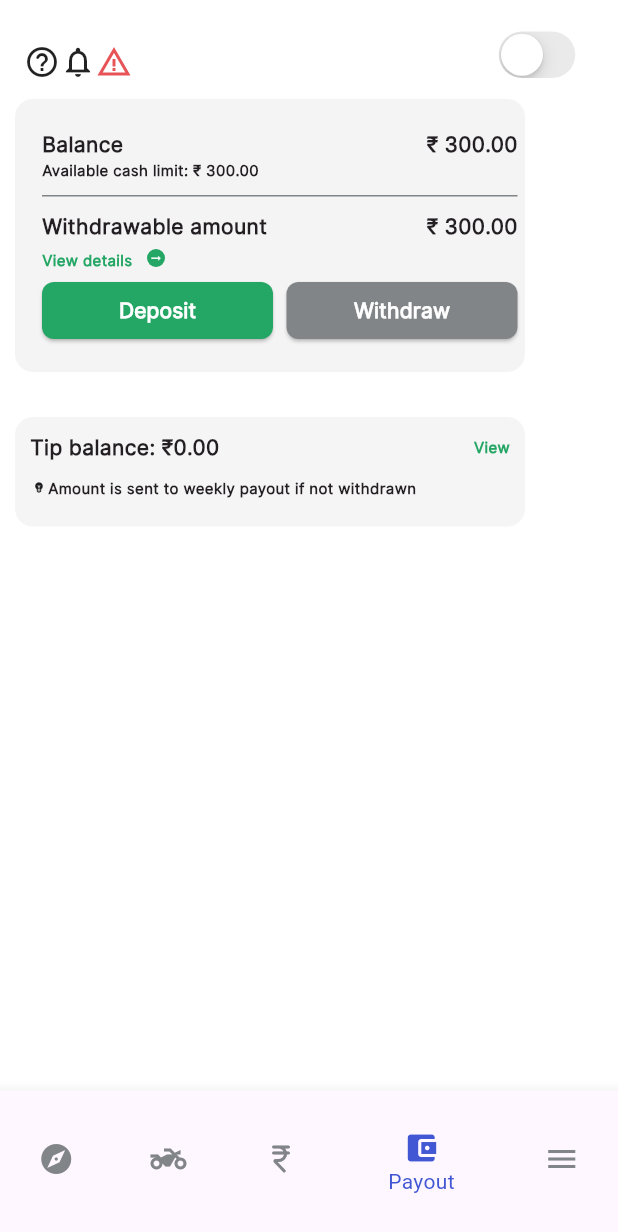
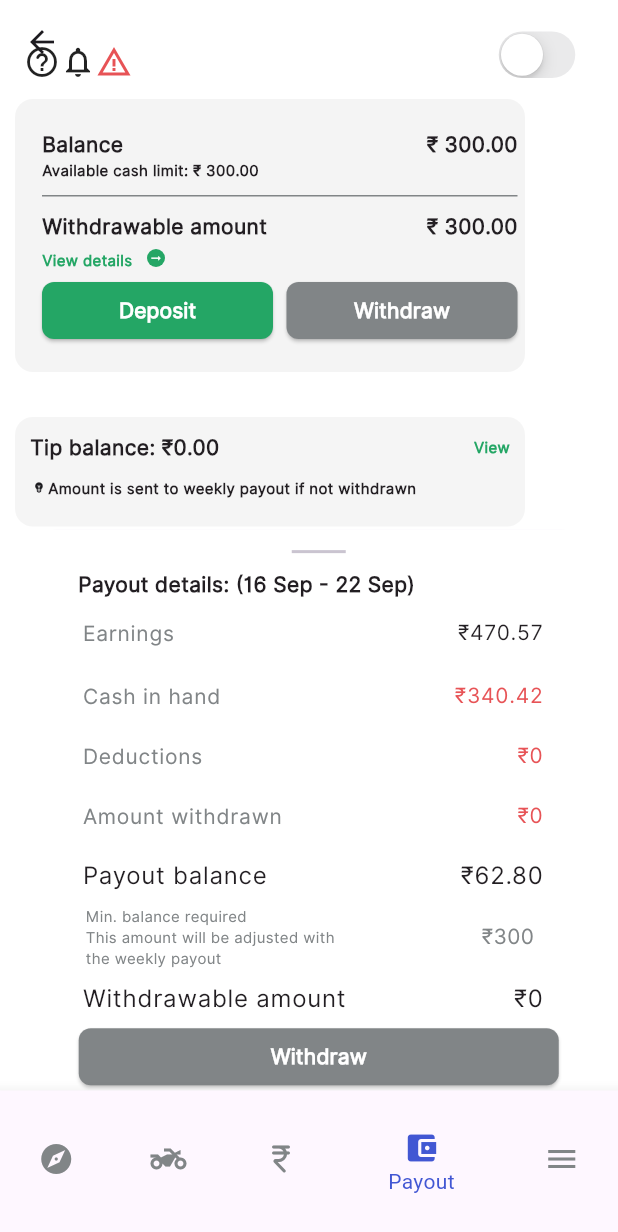
Before and after one commit to ansariZoya/Ezee_riders, a Flutter app: the screen it shows after launch, item 4 of the bottom bar chosen, after a tap on "Withdraw", on a phone screen of 412 x 824 dp. Shown: the top 1232 px of the screen. Run offline on Flutter 3.47's test engine with Material 3 defaults, Android fonts, the phone set to English and light mode, and no system bars; our stand-ins replace fl_chart, grouped_list, pinput, slide_to_act, smooth_page_indicator, timeline_tile.

Commit message:
Today's changes

```diff
--- a/lib/screens/payout.dart
+++ b/lib/screens/payout.dart
@@ -1,8 +1,26 @@
 import 'package:driver_app/commons/app_text_styles.dart';
+import 'package:driver_app/widgets/withdraw.dart';
 import 'package:flutter/material.dart';
-class PayOutScreen extends StatelessWidget {
+class PayOutScreen extends StatefulWidget {
   const PayOutScreen({super.key});
 
+  @override
+  State<PayOutScreen> createState() => _PayOutScreenState();
+}
+
+class _PayOutScreenState extends State<PayOutScreen> {
+  void _showwithdrawPage(BuildContext context){
+        showBottomSheet(context: context,
+        shape: const RoundedRectangleBorder(
+          borderRadius: BorderRadius.only(
+            topLeft: Radius.circular(12),
+            topRight:  Radius.circular(12),
+          )
+        ),
+        builder: (context){
+          return WithdrawPage();
+        });
+  }
   @override
   Widget build(BuildContext context) {
     return Scaffold(
@@ -95,7 +113,9 @@ class PayOutScreen extends StatelessWidget {
                                       borderRadius: BorderRadius.circular(8)
                                     )
                                   ),
-                                  onPressed: (){}, child: Text("Withdraw",
+                                  onPressed: (){
+                                    _showwithdrawPage(context);
+                                  }, child: Text("Withdraw",
                                 style: AppTextStyles.baseStyle2.copyWith(
                                   fontWeight: FontWeight.w600,
                                   color: const Color(0xFFFFFFFF)
--- /dev/null
+++ b/lib/widgets/withdraw.dart
@@ -0,0 +1,203 @@
+import 'package:driver_app/commons/app_text_styles.dart';
+import 'package:driver_app/widgets/select_option.dart';
+import 'package:flutter/material.dart';
+
+class WithdrawPage extends StatefulWidget {
+  const WithdrawPage({super.key});
+
+  @override
+  State<WithdrawPage> createState() => _WithdrawPageState();
+}
+
+class _WithdrawPageState extends State<WithdrawPage> {
+  void _selectOption(BuildContext context){
+    showBottomSheet(context: context,
+     shape: const RoundedRectangleBorder(
+          borderRadius: BorderRadius.only(
+            topLeft: Radius.circular(12),
+            topRight:  Radius.circular(12),
+          )
+        ),
+     builder: (context){
+      return const SelectOptionPage();
+     });
+  }
+  @override
+  Widget build(BuildContext context) {
+    return Container(
+      width: 360,
+      height: 374,
+      color: const Color(0xfffffffff),
+      child: Padding(
+        padding: const EdgeInsets.only(left: 13,top: 13),
+        child: Column(
+          children: [
+            const Center(
+              child: SizedBox(
+                height: 3.5,
+                width: 40,
+                child: Divider(
+                  thickness: 2,
+                  endIndent: 2,
+                  indent: 2,
+                ),
+              ),
+            ),
+            const SizedBox(
+              height: 10,
+            ),
+            Align(
+              alignment: Alignment.topLeft,
+              child: Padding(
+                padding: const EdgeInsets.only(left: 13),
+                child: Text(
+                  "Payout details: (16 Sep - 22 Sep)",
+                  style: AppTextStyles.baseStyle2.copyWith(
+                    color: const Color(0xFF221E22),
+                  ),
+                ),
+              ),
+            ),
+            ListTile(
+              visualDensity: const VisualDensity(vertical: -3),
+              title: Text(
+                "Earnings",
+                style: AppTextStyles.baseStyle2
+                    .copyWith(color: const Color(0xFF818587),
+                    fontWeight: FontWeight.w500),
+              ),
+              trailing: Text(
+                "₹470.57",
+                style: AppTextStyles.baseStyle2
+                    .copyWith(color: const Color(0xFF221E22),
+                    fontWeight: FontWeight.w500),
+              ),
+            ),
+            ListTile(
+               visualDensity: const VisualDensity(vertical: -4),
+              title: Text(
+                "Cash in hand",
+                style: AppTextStyles.baseStyle2
+                    .copyWith(color: const Color(0xFF818587),
+                    fontWeight: FontWeight.w500),
+              ),
+              trailing: Text(
+                "₹340.42",
+                style: AppTextStyles.baseStyle2
+                    .copyWith(color: const Color(0xFFE75356),
+                    fontWeight: FontWeight.w500),
+              ),
+            ),
+            ListTile(
+              visualDensity: const VisualDensity(vertical: -4),
+              title: Text(
+                "Deductions",
+                style: AppTextStyles.baseStyle2
+                    .copyWith(color: const Color(0xFF818587),
+                    fontWeight: FontWeight.w500),
+              ),
+              trailing: Text(
+                "₹0",
+                style: AppTextStyles.baseStyle2
+                    .copyWith(color: const Color(0xFFE75356),
+                    fontWeight: FontWeight.w500),
+              ),
+            ), ListTile(
+              visualDensity: const VisualDensity(vertical: -4),
+              title: Text(
+                "Amount withdrawn",
+                style: AppTextStyles.baseStyle2
+                    .copyWith(color: const Color(0xFF818587),
+                    fontWeight: FontWeight.w500),
+              ),
+              trailing: Text(
+                "₹0",
+                style: AppTextStyles.baseStyle2
+                    .copyWith(color: const Color(0xFFE75356),
+                    fontWeight: FontWeight.w500),
+              ),
+            ),
+
+            ListTile(
+              visualDensity: const VisualDensity(vertical: -4,),
+              title: Text(
+                "Payout balance",
+                style: AppTextStyles.baseStyle2.copyWith(
+                    color: const Color(0xFF221E22),
+                    fontSize: 16,
+                    fontWeight: FontWeight.w500),
+              ),
+              trailing: Text(
+                "₹62.80",
+                style: AppTextStyles.baseStyle2.copyWith(
+                    color: const Color(0xFF221E22),
+                    fontSize: 16,
+                    fontWeight: FontWeight.w500),
+              ),
+            ),
+             Padding(
+               padding: const EdgeInsets.only(
+                left: 18,right: 30
+               ),
+               child: Row(
+                  mainAxisAlignment: MainAxisAlignment.spaceBetween,
+                  children: [
+                    Text(
+                      "Min. balance required "
+                      "\nThis amount will be adjusted with \nthe weekly payout",
+                      style: AppTextStyles.baseStyle2.copyWith(
+                          color: const Color(0xFF818587),
+                          fontSize: 10,
+                          fontWeight: FontWeight.w500),
+                    ),
+                    Text(
+                      "₹300",
+                      style: AppTextStyles.baseStyle2.copyWith(
+                          color: const Color(0xFF818587),
+                          fontSize: 14,
+                          fontWeight: FontWeight.w500),
+                    )
+                  ],
+                ),
+             ),
+                ListTile(
+              visualDensity: const VisualDensity(vertical: -4,),
+              title: Text(
+                "Withdrawable amount ",
+                style: AppTextStyles.baseStyle2.copyWith(
+                    color: const Color(0xFF221E22),
+                    fontSize: 16,
+                    fontWeight: FontWeight.w500),
+              ),
+              trailing: Text(
+                "₹0",
+                style: AppTextStyles.baseStyle2.copyWith(
+                    color: const Color(0xFF221E22),
+                    fontSize: 16,
+                    fontWeight: FontWeight.w500),
+              ),
+            ),
+            SizedBox(
+              width: 320, height: 38,
+              child: ElevatedButton(
+                style: ElevatedButton.styleFrom(
+                  backgroundColor: const Color(0xFF818587),
+                  shape: RoundedRectangleBorder(
+                    borderRadius: BorderRadius.circular(8)
+                  )
+                ),
+                onPressed: (){
+                  _selectOption(context);
+                }, child: Text("Withdraw",
+              style: AppTextStyles.baseStyle2.copyWith(
+                color: const Color(0xfffffffff),
+                fontSize: 14,
+
+              ),)),
+            )
+          ],
+        ),
+      ),
+    );
+  }
+}
```
Also changed, not shown: lib/screens/withdraw_cash.dart (added, +158 -0 lines), lib/widgets/select_option.dart (added, +132 -0 lines).
